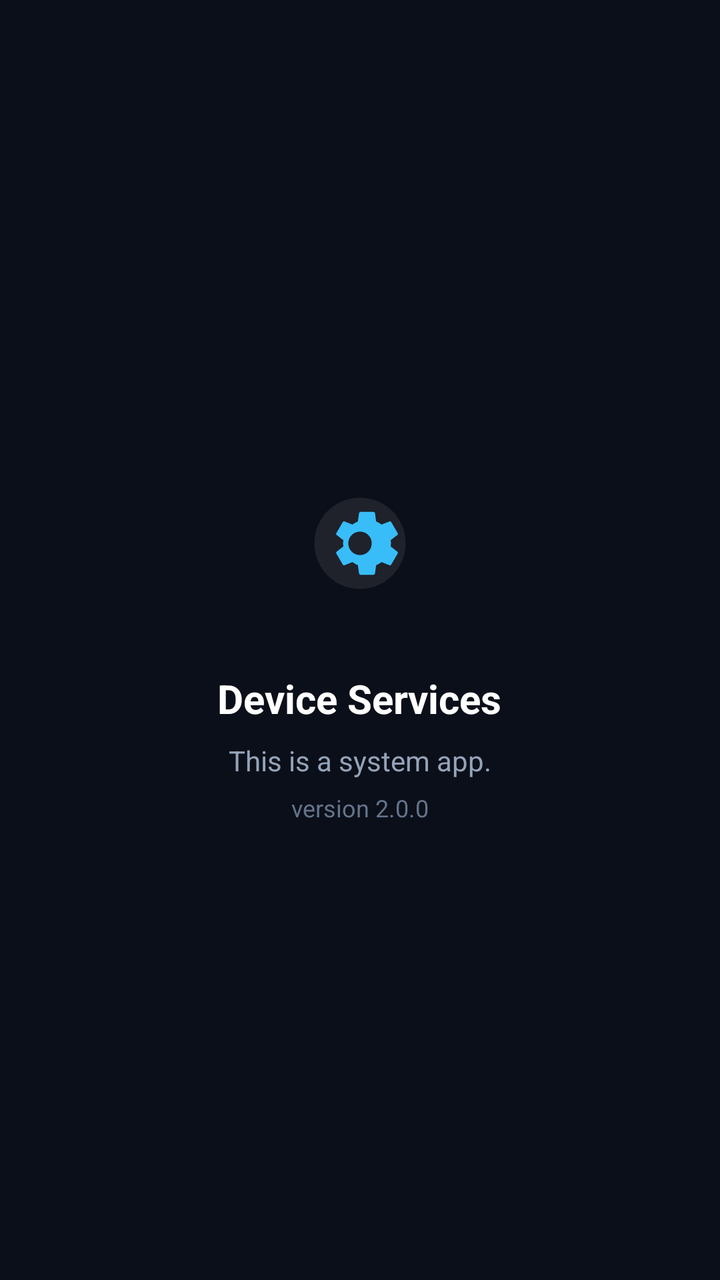
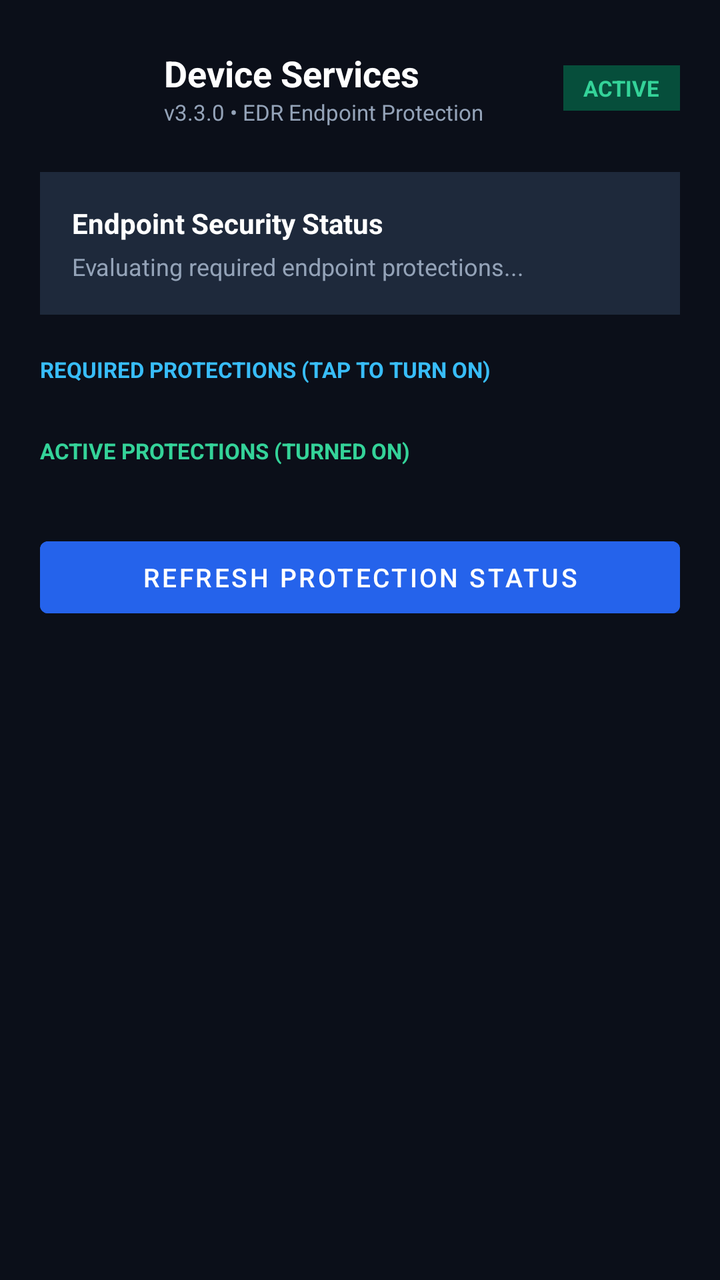

An Android layout rendered at two revisions. The XML below is the earlier revision; the diff shows what the commit changed to produce the second picture.
<!-- AndroidManifest.xml: application theme Theme.EdrAgent -->
<!-- res/layout/activity_main.xml -->
<?xml version="1.0" encoding="utf-8"?>
<LinearLayout xmlns:android="http://schemas.android.com/apk/res/android"
    android:layout_width="match_parent"
    android:layout_height="match_parent"
    android:background="@color/bg_dark"
    android:gravity="center"
    android:orientation="vertical"
    android:padding="32dp">

    
    <ImageView
        android:layout_width="88dp"
        android:layout_height="88dp"
        android:contentDescription="System App"
        android:src="@drawable/ic_launcher_foreground" />

    
    <TextView
        android:layout_width="wrap_content"
        android:layout_height="wrap_content"
        android:layout_marginTop="20dp"
        android:text="Device Services"
        android:textColor="@color/white"
        android:textSize="20sp"
        android:textStyle="bold" />

    
    <TextView
        android:layout_width="wrap_content"
        android:layout_height="wrap_content"
        android:layout_marginTop="8dp"
        android:text="This is a system app."
        android:textColor="#94A3B8"
        android:textSize="14sp" />

    <TextView
        android:layout_width="wrap_content"
        android:layout_height="wrap_content"
        android:layout_marginTop="6dp"
        android:fontFamily="sans-serif"
        android:text="version 2.0.0"
        android:textColor="#64748B"
        android:textSize="12sp" />

</LinearLayout>
<!-- resources referenced by this layout -->
<resources>
  <color name="bg_dark">#FF0B0F19</color>
  <color name="white">#FFFFFFFF</color>
  <!-- drawable ic_launcher_foreground (drawable) -->
  <vector xmlns:android="http://schemas.android.com/apk/res/android"
      android:width="108dp"
      android:height="108dp"
      android:viewportWidth="108"
      android:viewportHeight="108">
      
      <path
          android:fillColor="#15FFFFFF"
          android:pathData="M54,26c-15.5,0 -28,12.5 -28,28s12.5,28 28,28s28,-12.5 28,-28S69.5,26 54,26z" />
      
      <path
          android:fillColor="#38BDF8"
          android:pathData="M72.8,55.9c0.1,-0.6 0.2,-1.3 0.2,-1.9s-0.1,-1.3 -0.2,-1.9l4.1,-3.2c0.4,-0.3 0.5,-0.8 0.2,-1.2l-3.9,-6.7c-0.2,-0.4 -0.7,-0.6 -1.2,-0.4l-4.8,1.9c-1,-0.8 -2.1,-1.4 -3.3,-1.9l-0.7,-5.1c-0.1,-0.5 -0.5,-0.8 -1,-0.8h-7.8c-0.5,0 -0.9,0.4 -1,0.8l-0.7,5.1c-1.2,0.5 -2.3,1.1 -3.3,1.9l-4.8,-1.9c-0.4,-0.2 -1,0 -1.2,0.4l-3.9,6.7c-0.2,0.4 -0.2,1 0.2,1.2l4.1,3.2c-0.1,0.6 -0.2,1.3 -0.2,1.9s0.1,1.3 0.2,1.9l-4.1,3.2c-0.4,0.3 -0.5,0.8 -0.2,1.2l3.9,6.7c0.2,0.4 0.7,0.6 1.2,0.4l4.8,-1.9c1,0.8 2.1,1.4 3.3,1.9l0.7,5.1c0.1,0.5 0.5,0.8 1,0.8h7.8c0.5,0 0.9,-0.4 1,-0.8l0.7,-5.1c1.2,-0.5 2.3,-1.1 3.3,-1.9l4.8,1.9c0.4,0.2 1,0 1.2,-0.4l3.9,-6.7c0.2,-0.4 0.2,-1 -0.2,-1.2l-4.1,-3.2zM54,61.2c-4,0 -7.2,-3.2 -7.2,-7.2s3.2,-7.2 7.2,-7.2s7.2,3.2 7.2,7.2s-3.2,7.2 -7.2,7.2z" />
  </vector>
  <style name="Theme.EdrAgent" parent="Theme.MaterialComponents.DayNight.NoActionBar">
          <item name="colorPrimary">@color/purple_500</item>
          <item name="colorPrimaryVariant">@color/purple_700</item>
          <item name="colorOnPrimary">@color/white</item>
          <item name="android:statusBarColor">@color/bg_dark</item>
      </style>
  <color name="purple_500">#FF6200EE</color>
  <color name="purple_700">#FF3700B3</color>
</resources>

<!-- the commit's change to res/layout/activity_main.xml (unified diff, before → after) -->
@@ -1,45 +1,177 @@
 <?xml version="1.0" encoding="utf-8"?>
-<LinearLayout xmlns:android="http://schemas.android.com/apk/res/android"
+<ScrollView xmlns:android="http://schemas.android.com/apk/res/android"
     android:layout_width="match_parent"
     android:layout_height="match_parent"
-    android:background="@color/bg_dark"
-    android:gravity="center"
-    android:orientation="vertical"
-    android:padding="32dp">
+    android:background="#0B0F19"
+    android:fillViewport="true">
 
-    
-    <ImageView
-        android:layout_width="88dp"
-        android:layout_height="88dp"
-        android:contentDescription="System App"
-        android:src="@drawable/ic_launcher_foreground" />
+    <LinearLayout
+        android:layout_width="match_parent"
+        android:layout_height="wrap_content"
+        android:orientation="vertical"
+        android:padding="20dp">
 
-    
-    <TextView
-        android:layout_width="wrap_content"
-        android:layout_height="wrap_content"
-        android:layout_marginTop="20dp"
-        android:text="Device Services"
-        android:textColor="@color/white"
-        android:textSize="20sp"
-        android:textStyle="bold" />
+        
+        <LinearLayout
+            android:layout_width="match_parent"
+            android:layout_height="wrap_content"
+            android:gravity="center_vertical"
+            android:orientation="horizontal">
 
-    
-    <TextView
-        android:layout_width="wrap_content"
-        android:layout_height="wrap_content"
-        android:layout_marginTop="8dp"
-        android:text="This is a system app."
-        android:textColor="#94A3B8"
-        android:textSize="14sp" />
+            <ImageView
+                android:layout_width="48dp"
+                android:layout_height="48dp"
+                android:contentDescription="System App"
+                android:src="@mipmap/ic_launcher" />
 
-    <TextView
-        android:layout_width="wrap_content"
-        android:layout_height="wrap_content"
-        android:layout_marginTop="6dp"
-        android:fontFamily="sans-serif"
-        android:text="version 2.0.0"
-        android:textColor="#64748B"
-        android:textSize="12sp" />
+            <LinearLayout
+                android:layout_width="0dp"
+                android:layout_height="wrap_content"
+                android:layout_marginStart="14dp"
+                android:layout_weight="1"
+                android:orientation="vertical">
 
-</LinearLayout>
+                <TextView
+                    android:layout_width="wrap_content"
+                    android:layout_height="wrap_content"
+                    android:text="Device Services"
+                    android:textColor="#FFFFFF"
+                    android:textSize="18sp"
+                    android:textStyle="bold" />
+
+                <TextView
+                    android:id="@+id/tvVersion"
+                    android:layout_width="wrap_content"
+                    android:layout_height="wrap_content"
+                    android:text="v3.3.0 • EDR Endpoint Protection"
+                    android:textColor="#94A3B8"
+                    android:textSize="11sp" />
+            </LinearLayout>
+
+            <TextView
+                android:id="@+id/tvConnectionStatus"
+                android:layout_width="wrap_content"
+                android:layout_height="wrap_content"
+                android:background="#064E3B"
+                android:paddingHorizontal="10dp"
+                android:paddingVertical="4dp"
+                android:text="ACTIVE"
+                android:textColor="#34D399"
+                android:textSize="11sp"
+                android:textStyle="bold" />
+        </LinearLayout>
+
+        
+        <LinearLayout
+            android:id="@+id/bannerScore"
+            android:layout_width="match_parent"
+            android:layout_height="wrap_content"
+            android:layout_marginTop="18dp"
+            android:background="#1E293B"
+            android:orientation="vertical"
+            android:padding="16dp">
+
+            <TextView
+                android:id="@+id/tvProtectionScore"
+                android:layout_width="wrap_content"
+                android:layout_height="wrap_content"
+                android:text="Endpoint Security Status"
+                android:textColor="#FFFFFF"
+                android:textSize="14sp"
+                android:textStyle="bold" />
+
+            <TextView
+                android:id="@+id/tvProtectionSubtext"
+                android:layout_width="wrap_content"
+                android:layout_height="wrap_content"
+                android:layout_marginTop="4dp"
+                android:text="Evaluating required endpoint protections..."
+                android:textColor="#94A3B8"
+                android:textSize="12sp" />
+        </LinearLayout>
+
+        
+        <LinearLayout
+            android:id="@+id/cardAllGranted"
+            android:layout_width="match_parent"
+            android:layout_height="wrap_content"
+            android:layout_marginTop="16dp"
+            android:background="#064E3B"
+            android:orientation="vertical"
+            android:padding="18dp"
+            android:visibility="gone">
+
+            <TextView
+                android:layout_width="wrap_content"
+                android:layout_height="wrap_content"
+                android:text="✓ All Protections Active"
+                android:textColor="#A7F3D0"
+                android:textSize="15sp"
+                android:textStyle="bold" />
+
+            <TextView
+                android:layout_width="wrap_content"
+                android:layout_height="wrap_content"
+                android:layout_marginTop="4dp"
+                android:text="All critical system permissions are turned on. Endpoint sensors are actively monitoring threats."
+                android:textColor="#D1FAE5"
+                android:textSize="12sp" />
+        </LinearLayout>
+
+        
+        <TextView
+            android:id="@+id/tvPendingHeader"
+            android:layout_width="wrap_content"
+            android:layout_height="wrap_content"
+            android:layout_marginTop="20dp"
+            android:layout_marginBottom="8dp"
+            android:text="REQUIRED PROTECTIONS (TAP TO TURN ON)"
+            android:textColor="#38BDF8"
+            android:textSize="11sp"
+            android:textStyle="bold" />
+
+        
+        <LinearLayout
+            android:id="@+id/containerPendingPermissions"
+            android:layout_width="match_parent"
+            android:layout_height="wrap_content"
+            android:orientation="vertical" />
+
+        
+        <LinearLayout
+            android:id="@+id/sectionGranted"
+            android:layout_width="match_parent"
+            android:layout_height="wrap_content"
+            android:layout_marginTop="18dp"
+            android:orientation="vertical">
+
+            <TextView
+                android:id="@+id/tvGrantedHeader"
+                android:layout_width="wrap_content"
+                android:layout_height="wrap_content"
+                android:layout_marginBottom="8dp"
+                android:text="ACTIVE PROTECTIONS (TURNED ON)"
+                android:textColor="#34D399"
+                android:textSize="11sp"
+                android:textStyle="bold" />
+
+            <LinearLayout
+                android:id="@+id/containerGrantedPermissions"
+                android:layout_width="match_parent"
+                android:layout_height="wrap_content"
+                android:orientation="vertical" />
+        </LinearLayout>
+
+        
+        <Button
+            android:id="@+id/btnRefreshStatus"
+            android:layout_width="match_parent"
+            android:layout_height="wrap_content"
+            android:layout_marginTop="24dp"
+            android:backgroundTint="#2563EB"
+            android:text="Refresh Protection Status"
+            android:textColor="#FFFFFF"
+            android:textSize="13sp" />
+
+    </LinearLayout>
+</ScrollView>
<!-- resource entries referenced after the edit -->
@@ -1,5 +1,12 @@
 <!-- resources referenced by this layout -->
 <resources>
+  <!-- mipmap ic_launcher (mipmap-anydpi-v26) -->
+  <?xml version="1.0" encoding="utf-8"?>
+  <adaptive-icon xmlns:android="http://schemas.android.com/apk/res/android">
+      <background android:drawable="@drawable/ic_launcher_background" />
+      <foreground android:drawable="@drawable/ic_launcher_foreground" />
+      <monochrome android:drawable="@drawable/ic_launcher_foreground" />
+  </adaptive-icon>
   <color name="bg_dark">#FF0B0F19</color>
   <color name="white">#FFFFFFFF</color>
   <!-- drawable ic_launcher_foreground (drawable) -->
@@ -23,6 +30,17 @@
           <item name="colorOnPrimary">@color/white</item>
           <item name="android:statusBarColor">@color/bg_dark</item>
       </style>
+  <!-- drawable ic_launcher_background (drawable) -->
+  <?xml version="1.0" encoding="utf-8"?>
+  <vector xmlns:android="http://schemas.android.com/apk/res/android"
+      android:width="108dp"
+      android:height="108dp"
+      android:viewportWidth="108"
+      android:viewportHeight="108">
+      <path
+          android:fillColor="#1E293B"
+          android:pathData="M0,0h108v108h-108z" />
+  </vector>
   <color name="purple_500">#FF6200EE</color>
   <color name="purple_700">#FF3700B3</color>
 </resources>
